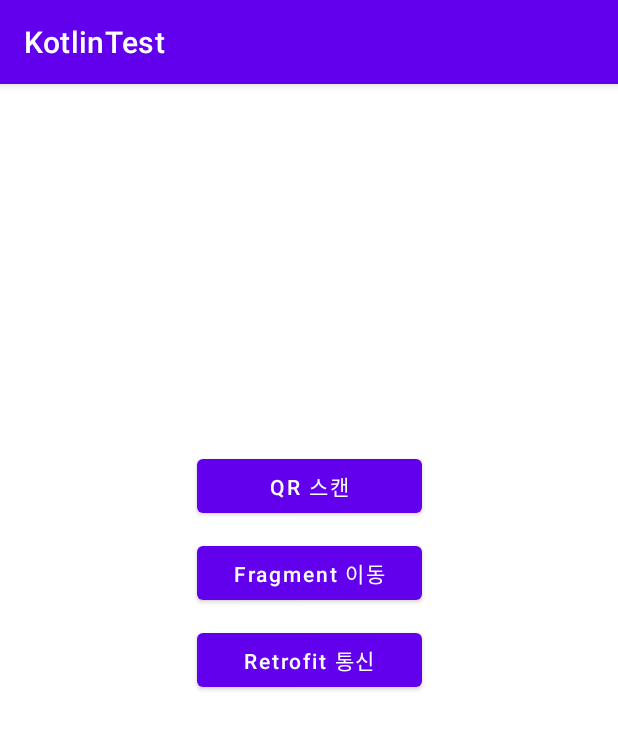
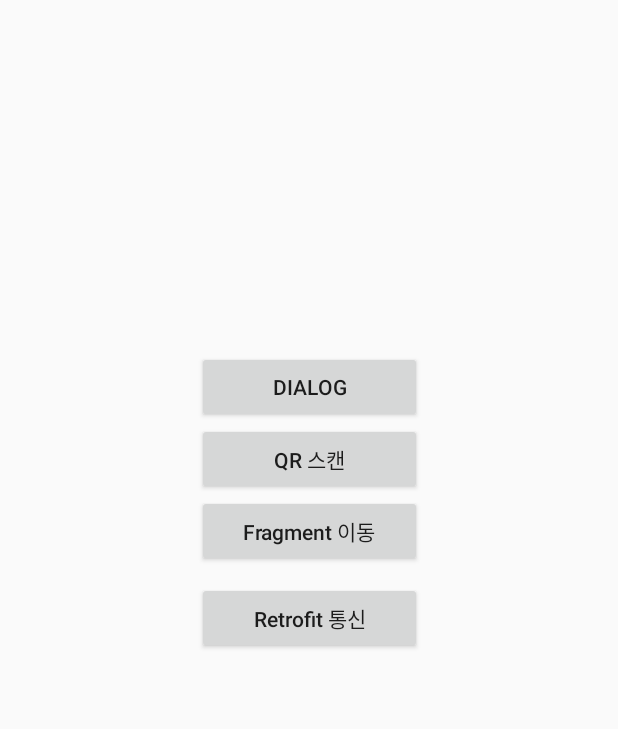
Before and after one commit to daejong-yoo/KotlinTemplate, an Android app: the screen it shows after launch (MainActivity), on a phone screen of 412 x 824 dp. Shown: the top 729 px of the screen. Run offline under Robolectric (Android 15) with nearby library versions, the phone set to English and light mode, and no system bars; our stand-ins replace data binding; libraries missing offline, so code that uses them is left out: com.journeyapps.barcodescanner; pictures from the network do not load.

Commit message:
[Dialog] MessageDialog 구현(로직 구현 필요)

```diff
--- a/app/src/main/java/com/example/kotlintemplate/ui/activity/MainActivity.kt
+++ b/app/src/main/java/com/example/kotlintemplate/ui/activity/MainActivity.kt
@@ -7,6 +7,7 @@ import com.example.kotlintemplate.R
 import com.example.kotlintemplate.base.BaseActivity
 import com.example.kotlintemplate.common.Constant
 import com.example.kotlintemplate.databinding.ActivityMainBinding
+import com.example.kotlintemplate.dialog.MessageDialog
 import com.example.kotlintemplate.extension.setOnSingleClickListener
 import com.example.kotlintemplate.network.model.singlePhoto.CustomList
 import com.example.kotlintemplate.network.model.singlePhoto.SinglePhotoModel
@@ -20,7 +21,7 @@ import retrofit2.Callback
 import retrofit2.Response
 
 class MainActivity : BaseActivity<ActivityMainBinding>(R.layout.activity_main) {
-    private lateinit var customListViewModel: CustomListViewModel
+    private val customListViewModel: CustomListViewModel by lazy { ViewModelProvider(this)[CustomListViewModel::class.java] }
     private val mBarCodeLauncher = registerForActivityResult(ScanContract()) { result ->
         if (result.contents == null) {
             Toast.makeText(mActivity, "Cancelled", Toast.LENGTH_SHORT).show()
@@ -49,10 +50,14 @@ class MainActivity : BaseActivity<ActivityMainBinding>(R.layout.activity_main) {
             intent = Intent(mActivity, QRActivity::class.java)
             startActivity(intent)
         }
+
+        binding.btnDialog.setOnSingleClickListener {
+            GLog.i("dialog button onClick")
+            MessageDialog(mActivity).show()
+        }
     }
 
     private fun initViewModel() {
-        customListViewModel = ViewModelProvider(this)[CustomListViewModel::class.java]
         binding.vm = customListViewModel
     }
 
--- a/app/src/main/res/layout/activity_main.xml
+++ b/app/src/main/res/layout/activity_main.xml
@@ -16,10 +16,18 @@
         tools:context=".ui.activity.MainActivity">
 
         <Button
+            android:id="@+id/btn_dialog"
+            android:layout_width="150dp"
+            android:layout_height="wrap_content"
+            android:text="dialog"
+            app:layout_constraintLeft_toLeftOf="@+id/btn_qr"
+            app:layout_constraintRight_toRightOf="@+id/btn_qr"
+            app:layout_constraintBottom_toTopOf="@+id/btn_qr" />
+
+        <Button
             android:id="@+id/btn_qr"
             android:layout_width="150dp"
             android:layout_height="wrap_content"
-            android:layout_marginBottom="10dp"
             android:text="QR 스캔"
             app:layout_constraintBottom_toTopOf="@+id/btn_to_fragment"
             app:layout_constraintLeft_toLeftOf="@+id/btn_to_fragment"
--- a/app/src/main/res/values/colors.xml
+++ b/app/src/main/res/values/colors.xml
@@ -7,4 +7,9 @@
     <color name="teal_700">#FF018786</color>
     <color name="black">#FF000000</color>
     <color name="white">#FFFFFFFF</color>
+
+    <color name="color_4DFFFFFF">#4DFFFFFF</color>
+    <color name="color_A1A3A3">#A1A3A3</color>
+    <color name="color_B3747474">#B3747474</color>
+    <color name="color_D22630">#D22630</color>
 </resources>
--- a/app/src/main/res/values/strings.xml
+++ b/app/src/main/res/values/strings.xml
@@ -2,4 +2,7 @@
     <string name="app_name">KotlinTest</string>
 
     <string name="msg_play_data_title_desc"><![CDATA[게임별 <font color=\'#2BB7B3\'>플레이타임</font>을 확인해보세요.<br>※ 전체 게임 이용시간은 <font color=\'#2BB7B3\'>2021년 12월 24일 00시</font> 이후부터 누적된 시간입니다.]]></string>
+
+    <string name="label_ok">OK</string>
+    <string name="label_cancel">CANCEL</string>
 </resources>
--- a/app/src/main/res/values/themes.xml
+++ b/app/src/main/res/values/themes.xml
@@ -1,6 +1,6 @@
-<resources xmlns:tools="http://schemas.android.com/tools">
+<resources>
     <!-- Base application theme. -->
-    <style name="Theme.KotlinTest" parent="Theme.MaterialComponents.DayNight.DarkActionBar">
+    <style name="Theme.KotlinTest" parent="Theme.AppCompat.Light.NoActionBar">
         <!-- Primary brand color. -->
         <item name="colorPrimary">@color/purple_500</item>
         <item name="colorPrimaryVariant">@color/purple_700</item>
```
Also changed, not shown: app/src/main/java/com/example/kotlintemplate/dialog/MessageDialog.kt (added, +39 -0 lines), app/src/main/res/drawable/shape_dialog_bg.xml (added, +11 -0 lines), app/src/main/res/layout/dialog_message.xml (added, +77 -0 lines).
